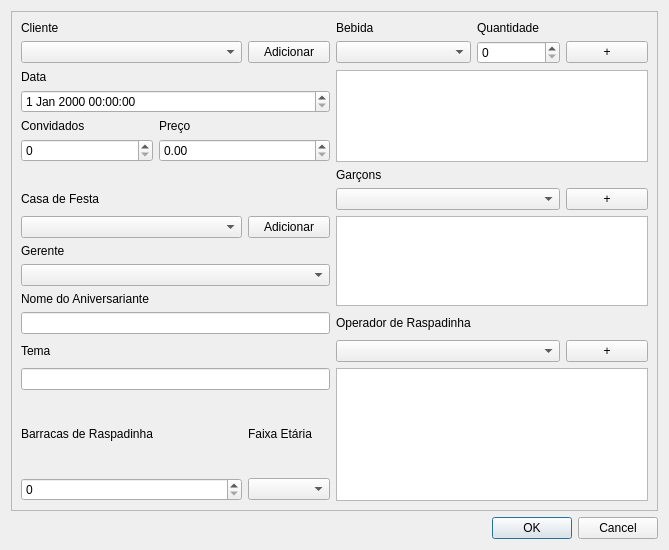
Old version of the form GUI/festa.ui in the repository fvendrameto/Databases-Final-Project.
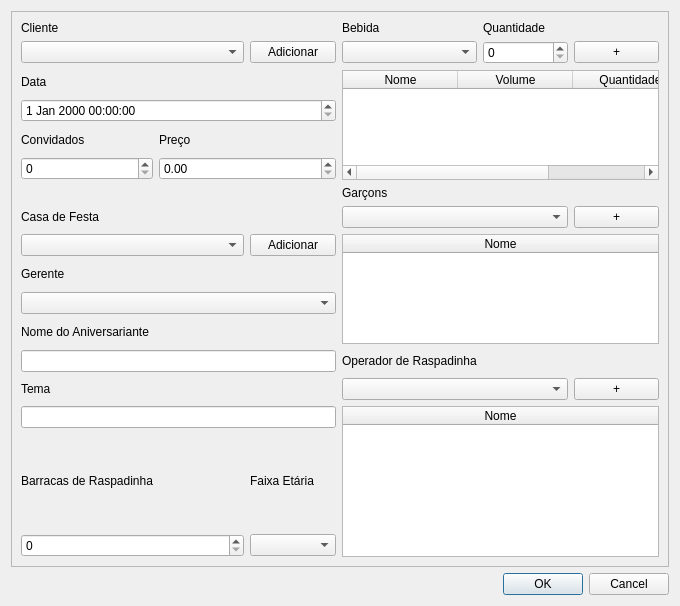
New version of the form.

```diff
--- a/GUI/festa.ui
+++ b/GUI/festa.ui
@@ -6,8 +6,8 @@
    <rect>
     <x>0</x>
     <y>0</y>
-    <width>669</width>
-    <height>550</height>
+    <width>680</width>
+    <height>606</height>
    </rect>
   </property>
   <property name="windowTitle">
@@ -84,8 +84,29 @@
          <number>0</number>
         </property>
         <property name="columnCount">
-         <number>0</number>
+         <number>3</number>
         </property>
+        <attribute name="horizontalHeaderDefaultSectionSize">
+         <number>115</number>
+        </attribute>
+        <attribute name="horizontalHeaderStretchLastSection">
+         <bool>true</bool>
+        </attribute>
+        <column>
+         <property name="text">
+          <string>Nome</string>
+         </property>
+        </column>
+        <column>
+         <property name="text">
+          <string>Volume</string>
+         </property>
+        </column>
+        <column>
+         <property name="text">
+          <string>Quantidade</string>
+         </property>
+        </column>
        </widget>
       </item>
       <item row="3" column="0" colspan="3">
@@ -221,8 +242,16 @@
          <number>0</number>
         </property>
         <property name="columnCount">
-         <number>0</number>
+         <number>1</number>
         </property>
+        <attribute name="horizontalHeaderStretchLastSection">
+         <bool>true</bool>
+        </attribute>
+        <column>
+         <property name="text">
+          <string>Nome</string>
+         </property>
+        </column>
        </widget>
       </item>
       <item row="12" column="3">
@@ -248,8 +277,16 @@
          <number>0</number>
         </property>
         <property name="columnCount">
-         <number>0</number>
+         <number>1</number>
         </property>
+        <attribute name="horizontalHeaderStretchLastSection">
+         <bool>true</bool>
+        </attribute>
+        <column>
+         <property name="text">
+          <string>Nome</string>
+         </property>
+        </column>
        </widget>
       </item>
      </layout>
```
Left out of the diff: 4 changed lines with no effect on the pictures.
